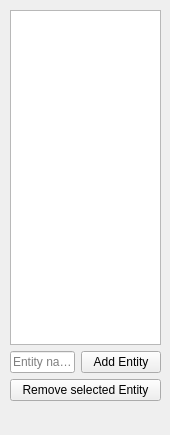
This is hierarchy.ui in dibu13/Qt-2D-Painter as Qt 5 draws it before an edit. The edited form follows.
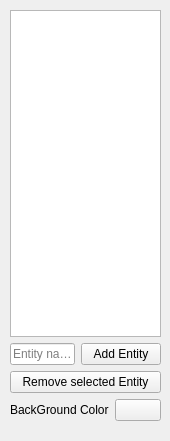
This is the edited form.

Diff of the .ui file:
```diff
--- a/hierarchy.ui
+++ b/hierarchy.ui
@@ -7,7 +7,7 @@
     <x>0</x>
     <y>0</y>
     <width>170</width>
-    <height>435</height>
+    <height>441</height>
    </rect>
   </property>
   <property name="minimumSize">
@@ -31,7 +31,7 @@
      <x>10</x>
      <y>10</y>
      <width>151</width>
-     <height>411</height>
+     <height>431</height>
     </rect>
    </property>
    <layout class="QVBoxLayout" name="verticalLayout">
@@ -66,6 +66,24 @@
       </property>
      </widget>
     </item>
+    <item>
+     <layout class="QHBoxLayout" name="horizontalLayout_2">
+      <item>
+       <widget class="QLabel" name="label">
+        <property name="text">
+         <string>BackGround Color</string>
+        </property>
+       </widget>
+      </item>
+      <item>
+       <widget class="QPushButton" name="backGroundColorButton">
+        <property name="text">
+         <string/>
+        </property>
+       </widget>
+      </item>
+     </layout>
+    </item>
     <item>
      <spacer name="horizontalSpacer">
       <property name="orientation">
```
